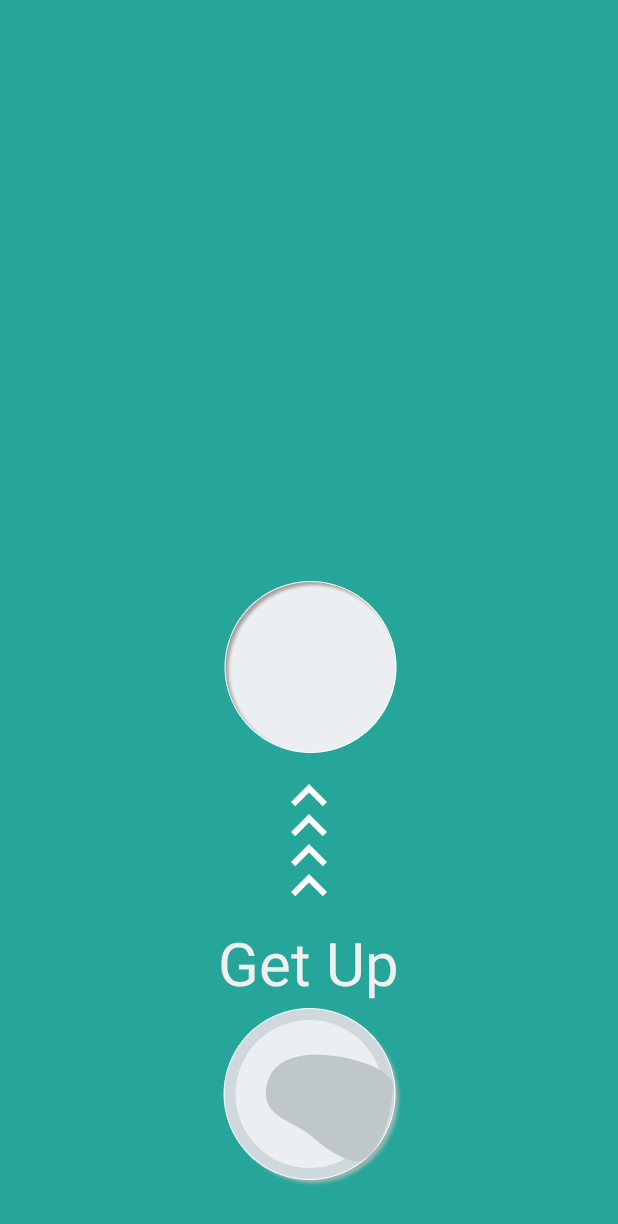
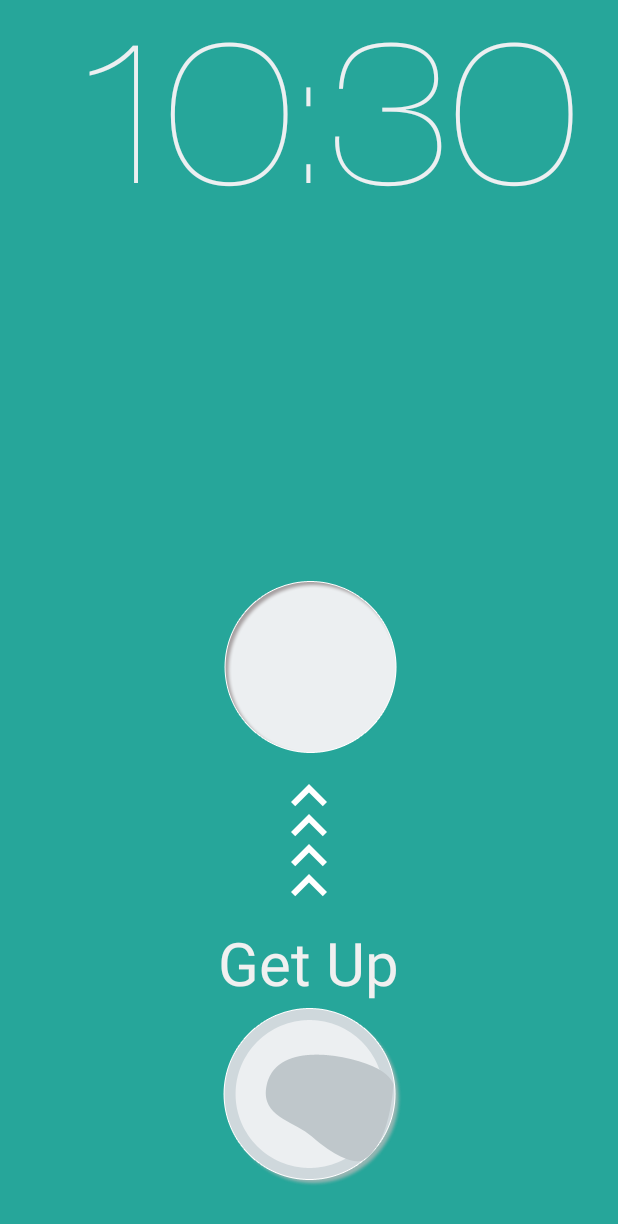
Before and after one commit to mmga/UpClock, an Android app: the PlayAlarm screen opened directly, with no data from a screen before it, on a phone screen of 412 x 824 dp. Shown: the top 1224 px of the screen. Run offline under Robolectric (Android 15) with nearby library versions, the phone set to English and light mode, and no system bars; Roboto replaces fonts that are not available here; 1 statement that could not run was skipped.

Commit message:
修改了选择铃声界面点击取消返回为null的bug； 调整音乐音量； playAlarm界面增加了当前时间

```diff
--- a/app/src/main/java/com/mmga/upclock/Activity/MainActivity.java
+++ b/app/src/main/java/com/mmga/upclock/Activity/MainActivity.java
@@ -87,14 +87,14 @@ public class MainActivity extends Activity implements View.OnClickListener{
         this.getWindow().setBackgroundDrawable(drawable);
 
 
-////        测试用，直接打开PlayAlarm界面
-//        main.setOnClickListener(new View.OnClickListener() {
-//            @Override
-//            public void onClick(View v) {
-//                Intent i = new Intent(MainActivity.this, PlayAlarm.class);
-//                startActivity(i);
-//            }
-//        });
+//        测试用，直接打开PlayAlarm界面
+        main.setOnClickListener(new View.OnClickListener() {
+            @Override
+            public void onClick(View v) {
+                Intent i = new Intent(MainActivity.this, PlayAlarm.class);
+                startActivity(i);
+            }
+        });
 
 //        右边抽屉菜单栏的ListView
         mDrawerList.setAdapter(new ArrayAdapter<String>(this, android.R.layout.simple_list_item_1, listData));
@@ -541,10 +541,16 @@ public class MainActivity extends Activity implements View.OnClickListener{
 
     //    设置铃声的回调函数
     protected void onActivityResult(int requestCode, int resultCode, Intent data) {
-        Uri pickedUri = data.getParcelableExtra(RingtoneManager.EXTRA_RINGTONE_PICKED_URI);
-        RingtoneManager.setActualDefaultRingtoneUri(MainActivity.this, RingtoneManager.TYPE_ALARM, pickedUri);
+        if (data != null) {
+            Uri pickedUri = data.getParcelableExtra(RingtoneManager.EXTRA_RINGTONE_PICKED_URI);
+            RingtoneManager.setActualDefaultRingtoneUri(MainActivity.this, RingtoneManager.TYPE_ALARM, pickedUri);
+        }
+
 
     }
 
 
+    public Uri getSystemDefaultRingtoneUri() {
+        return RingtoneManager.getActualDefaultRingtoneUri(this, RingtoneManager.TYPE_ALARM);
+    }
 }
--- a/app/src/main/java/com/mmga/upclock/Activity/PlayAlarm.java
+++ b/app/src/main/java/com/mmga/upclock/Activity/PlayAlarm.java
@@ -4,7 +4,9 @@ import android.animation.AnimatorSet;
 import android.animation.ObjectAnimator;
 import android.app.Activity;
 import android.app.Service;
+import android.content.Context;
 import android.content.Intent;
+import android.media.AudioManager;
 import android.media.MediaPlayer;
 import android.media.RingtoneManager;
 import android.net.Uri;
@@ -41,6 +43,7 @@ public class PlayAlarm extends Activity {
     private TextView textCustom;
     private RelativeLayout arrows;
     private MediaPlayer mp;
+    private TextView textHour,textMinute,textColon;
 
 
     @Override
@@ -55,11 +58,15 @@ public class PlayAlarm extends Activity {
         textGet = (TextView) findViewById(R.id.text_get);
         arrows = (RelativeLayout) findViewById(R.id.arrows);
         textCustom = (TextView) findViewById(R.id.text_custom);
+        textHour = (TextView) findViewById(R.id.pa_time_hour);
+        textMinute = (TextView) findViewById(R.id.pa_time_minute);
+        Time t = new Time();
+        t.setToNow();
+        textHour.setText(t.hour+"");
+        textMinute.setText(t.minute+"");
 
 //        重新启动服务
-        Time t = new Time();
-        t.setToNow();
-        startAlarm(""+t.hour, ""+t.minute);
+        startAlarm("" + t.hour, "" + t.minute);
 
 //        设置锁屏可用
         getWindow().addFlags(
@@ -68,6 +75,15 @@ public class PlayAlarm extends Activity {
         getWindow().addFlags(
                 WindowManager.LayoutParams.FLAG_ALLOW_LOCK_WHILE_SCREEN_ON
                         | WindowManager.LayoutParams.FLAG_TURN_SCREEN_ON);
+
+//        获取音量管理器
+        final AudioManager mAudioManager = (AudioManager) getSystemService(Context.AUDIO_SERVICE);
+        int maxVolume = mAudioManager.getStreamMaxVolume(AudioManager.STREAM_MUSIC);
+        final int curVolume = mAudioManager.getStreamVolume(AudioManager.STREAM_MUSIC);
+        Log.d(">>>>>>>>>>", "" + maxVolume);
+        Log.d(">>>>>>>>>>", "" + curVolume);
+//        调音量至max
+        mAudioManager.setStreamVolume(AudioManager.STREAM_MUSIC,maxVolume,0);
 
 //        播放铃声
         mpStart();
@@ -101,6 +117,8 @@ public class PlayAlarm extends Activity {
                             new Handler().postDelayed(new Runnable() {
                                 @Override
                                 public void run() {
+//                                    音量复原
+                                    mAudioManager.setStreamVolume(AudioManager.STREAM_MUSIC,curVolume,0);
                                     onDestroy();
                                 }
                             }, 3000);
@@ -133,6 +151,7 @@ public class PlayAlarm extends Activity {
             mp = MediaPlayer.create(PlayAlarm.this, R.raw.clock);
         }
         mp.setLooping(true);
+        mp.setVolume(1,1);
         try {
             mp.prepare();
         } catch (IllegalStateException e) {
--- a/app/src/main/res/layout/activity_main.xml
+++ b/app/src/main/res/layout/activity_main.xml
@@ -89,7 +89,6 @@
             android:textColor="#eceff1"
             android:layout_toLeftOf="@+id/text_time_colon"
             android:textSize="130sp"/>
-            <!--android:text="07"-->
 
 
         <com.mmga.upclock.Utils.CustomFontTextViewNum
@@ -110,7 +109,6 @@
             android:layout_toRightOf="@+id/text_time_colon"
             android:textSize="130sp"/>
 
-            <!--android:text="30"-->
 
         </RelativeLayout>
 
--- a/app/src/main/res/layout/play_alarm.xml
+++ b/app/src/main/res/layout/play_alarm.xml
@@ -4,6 +4,45 @@
     android:layout_width="match_parent"
     android:layout_height="match_parent"
     android:background="#ff26a69a">
+
+    <RelativeLayout
+        android:layout_width="match_parent"
+        android:layout_height="wrap_content"
+        android:orientation="horizontal"
+        android:id="@+id/text_time"
+        android:layout_alignParentTop="true"
+        >
+
+        <com.mmga.upclock.Utils.CustomFontTextViewNum
+            android:id="@+id/pa_time_hour"
+            android:layout_width="wrap_content"
+            android:layout_height="wrap_content"
+            android:textColor="#eceff1"
+            android:layout_toLeftOf="@+id/pa_time_colon"
+            android:textSize="130sp"/>
+
+
+        <com.mmga.upclock.Utils.CustomFontTextViewNum
+            android:id="@+id/pa_time_colon"
+            android:layout_width="wrap_content"
+            android:layout_height="wrap_content"
+            android:textColor="#eceff1"
+            android:textSize="130sp"
+            android:layout_centerHorizontal="true"
+            android:text=":"
+            />
+
+        <com.mmga.upclock.Utils.CustomFontTextViewNum
+            android:id="@+id/pa_time_minute"
+            android:layout_width="wrap_content"
+            android:layout_height="wrap_content"
+            android:textColor="#eceff1"
+            android:layout_toRightOf="@+id/pa_time_colon"
+            android:textSize="130sp"/>
+
+
+    </RelativeLayout>
+
 
 
     <RelativeLayout
```
Also changed, not shown: 2 other files.
